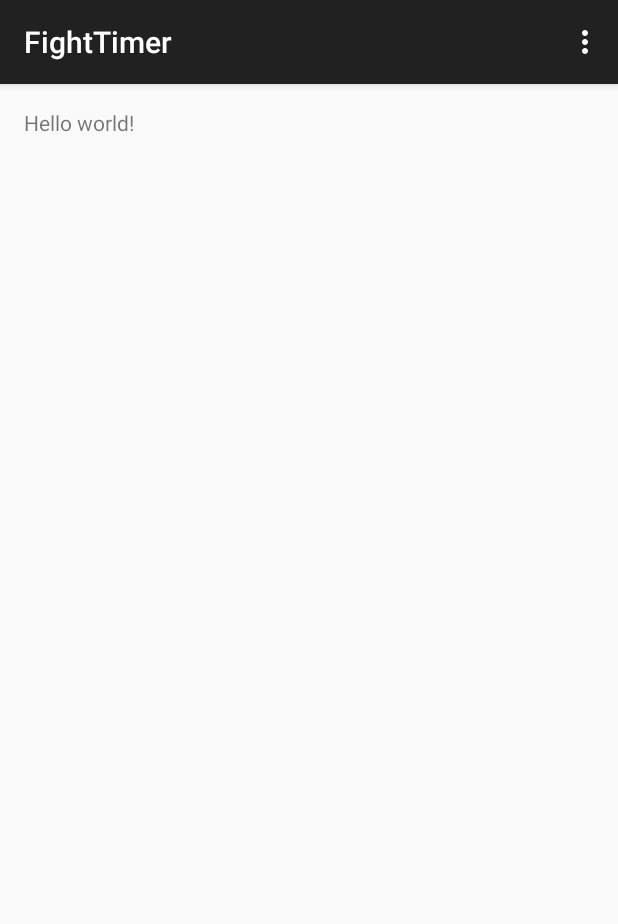
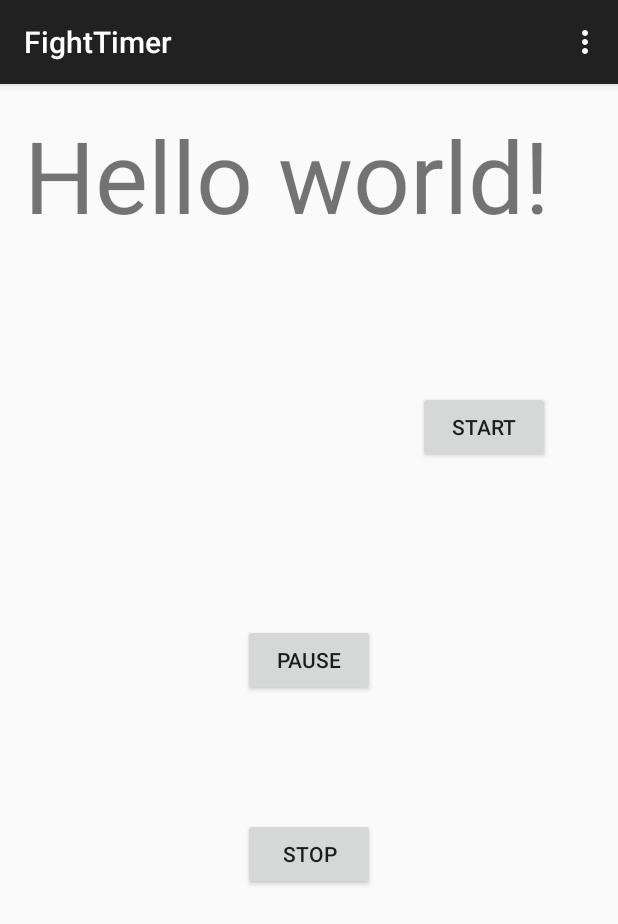
Before and after one commit to maxamillion32/FightTimer, an Android app: the screen it shows after launch (MainActivity), on a phone screen of 412 x 824 dp. Shown: the top 924 px of the screen. Run offline under Robolectric (Android 15) with nearby library versions, the phone set to English and light mode, and no system bars.

Commit message:
Adds simple controllers to test the timer logic

```diff
--- a/app/src/main/java/com/fighttimer/stambeto09/fighttimer/MainActivity.java
+++ b/app/src/main/java/com/fighttimer/stambeto09/fighttimer/MainActivity.java
@@ -4,14 +4,32 @@ import android.support.v7.app.ActionBarActivity;
 import android.os.Bundle;
 import android.view.Menu;
 import android.view.MenuItem;
+import android.view.View;
+import android.widget.Button;
 import android.widget.TextView;
 
 
-public class MainActivity extends ActionBarActivity {
+public class MainActivity extends ActionBarActivity implements View.OnClickListener {
+
+    TextView textView;
+    Timer myTimer;
+    Button startButton;
+    Button pauseButton;
+    Button stopButton;
+
     @Override
     protected void onCreate(Bundle savedInstanceState) {
         super.onCreate(savedInstanceState);
         setContentView(R.layout.activity_main);
+        textView = (TextView) findViewById(R.id.textView);
+        startButton = (Button) findViewById(R.id.button);
+        pauseButton = (Button) findViewById(R.id.button2);
+        stopButton = (Button) findViewById(R.id.button3);
+        myTimer = new Timer(30, 0);
+
+        startButton.setOnClickListener(this);
+        pauseButton.setOnClickListener(this);
+        stopButton.setOnClickListener(this);
     }
 
 
@@ -36,4 +54,19 @@ public class MainActivity extends ActionBarActivity {
 
         return super.onOptionsItemSelected(item);
     }
+
+    @Override
+    public void onClick(View v) {
+        switch (v.getId()){
+            case R.id.button:
+                myTimer.start(textView);
+                break;
+            case R.id.button2:
+                myTimer.pause();
+                break;
+            case R.id.button3:
+                myTimer.stop(textView);
+                break;
+        }
+    }
 }
--- a/app/src/main/res/layout/activity_main.xml
+++ b/app/src/main/res/layout/activity_main.xml
@@ -3,9 +3,40 @@
     android:layout_height="match_parent" android:paddingLeft="@dimen/activity_horizontal_margin"
     android:paddingRight="@dimen/activity_horizontal_margin"
     android:paddingTop="@dimen/activity_vertical_margin"
-    android:paddingBottom="@dimen/activity_vertical_margin" tools:context=".MainActivity">
+    android:paddingBottom="@dimen/activity_vertical_margin" tools:context=".MainActivity"
+    android:id="@+id/mainActivity">
 
     <TextView android:text="@string/hello_world" android:layout_width="wrap_content"
-        android:layout_height="wrap_content" />
+        android:layout_height="wrap_content"
+        android:textSize="100px"
+        android:id="@+id/textView"/>
+
+    <Button
+        android:layout_width="wrap_content"
+        android:layout_height="wrap_content"
+        android:text="Start"
+        android:id="@+id/button"
+        android:layout_below="@+id/textView"
+        android:layout_alignRight="@+id/textView"
+        android:layout_alignEnd="@+id/textView"
+        android:layout_marginTop="99dp" />
+
+    <Button
+        android:layout_width="wrap_content"
+        android:layout_height="wrap_content"
+        android:text="Pause"
+        android:id="@+id/button2"
+        android:layout_centerVertical="true"
+        android:layout_centerHorizontal="true" />
+
+    <Button
+        android:layout_width="wrap_content"
+        android:layout_height="wrap_content"
+        android:text="Stop"
+        android:id="@+id/button3"
+        android:layout_below="@+id/button2"
+        android:layout_alignLeft="@+id/button2"
+        android:layout_alignStart="@+id/button2"
+        android:layout_marginTop="81dp" />
 
 </RelativeLayout>
```
Also changed, not shown: 1 other file.
